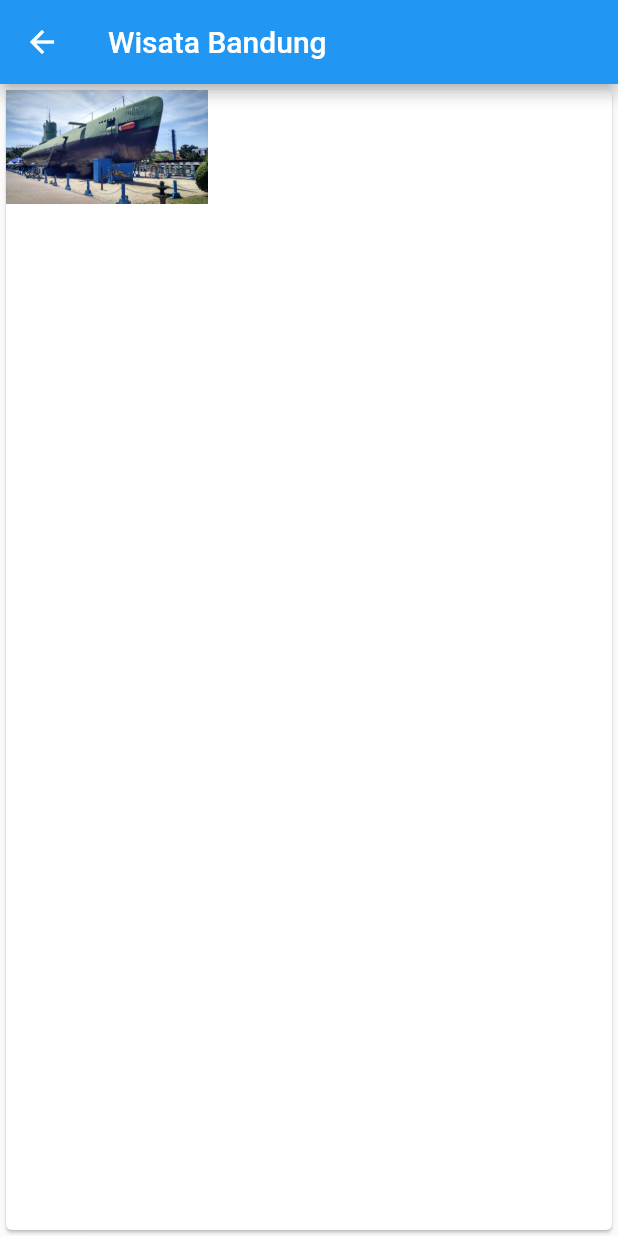
After one commit to FazaZas/flutter_layout, a Flutter app: the MainScreen screen opened directly, on a phone screen of 412 x 824 dp. The commit adds this screen. Run offline on Flutter 3.47's test engine with Material 2 defaults, Android fonts, the phone set to English and light mode, and no system bars; missing offline and left inert: dart:js.

Commit message:
list tempat wisata

```diff
--- a/lib/detail_screen.dart
+++ b/lib/detail_screen.dart
@@ -65,19 +65,19 @@ class DetailScreen extends StatelessWidget {
                   Padding(
                       padding: const EdgeInsets.all(4.0),
                       child: ClipRRect(
-                        borderRadius: BorderRadius.circular(30.0),
+                        borderRadius: BorderRadius.circular(20.0),
                         child: Image.asset('assets/images/monkasel1.jpg'),
                       )),
                   Padding(
                       padding: const EdgeInsets.all(4.0),
                       child: ClipRRect(
-                        borderRadius: BorderRadius.circular(30.0),
+                        borderRadius: BorderRadius.circular(20.0),
                         child: Image.asset('assets/images/monkasel2.jpg'),
                       )),
                   Padding(
                       padding: const EdgeInsets.all(4.0),
                       child: ClipRRect(
-                        borderRadius: BorderRadius.circular(30.0),
+                        borderRadius: BorderRadius.circular(20.0),
                         child: Image.asset('assets/images/monkasel3.jpg'),
                       )),
                 ],
--- /dev/null
+++ b/lib/main_screen.dart
@@ -0,0 +1,46 @@
+import 'dart:js';
+
+import 'package:flutter/material.dart';
+import 'package:flutter_layout/detail_screen.dart';
+
+class MainScreen extends StatelessWidget {
+  const MainScreen({Key? key}) : super(key: key);
+
+  @override
+  Widget build(BuildContext context) {
+    return Scaffold(
+      appBar: AppBar(
+        title: const Text('Wisata Bandung'),
+      ),
+      body: InkWell(
+        onTap: () {
+          Navigator.push(context, MaterialPageRoute(builder: (context) {
+            return DetailScreen();
+          }));
+        },
+        child: listItem(),
+      ),
+    );
+  }
+
+  Widget listItem() {
+    return Card(
+      child: Row(
+        crossAxisAlignment: CrossAxisAlignment.start,
+        children: <Widget>[
+          Expanded(
+            flex: 1,
+            child: Image.asset('assets/images/submarine.jpg'),
+          ),
+          Expanded(
+            flex: 2,
+            child: Padding(
+              padding: const EdgeInsets.all(8.0),
+              child: Column(),
+            ),
+          )
+        ],
+      ),
+    );
+  }
+}
```
Also changed, not shown: lib/model/tourism_place.dart (added, +26 -0 lines).
